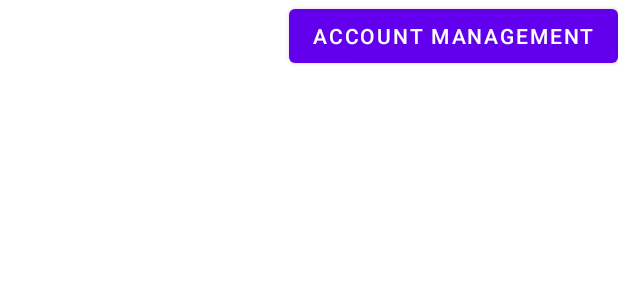
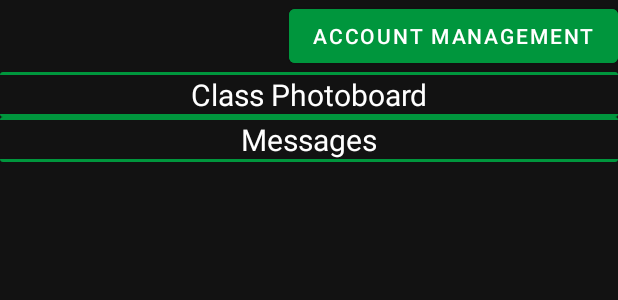
Before and after one commit to pmurra26/UDPS, an Android app: the layout activity_main2.xml on its own in the app's theme, with its tools: preview values and no code run, on a phone screen of 412 x 824 dp. Shown: the top 300 px of the screen. Run offline under Robolectric (Android 15) with nearby library versions, the phone set to English and light mode, and no system bars.

Commit message:
Reworked aestheitcs for MainActivity2 and 2 shapes for buttons

```diff
--- a/app/src/main/res/layout/activity_main2.xml
+++ b/app/src/main/res/layout/activity_main2.xml
@@ -4,45 +4,121 @@
     xmlns:tools="http://schemas.android.com/tools"
     android:layout_width="match_parent"
     android:layout_height="match_parent"
+    android:background="#121212"
     tools:context=".MainActivity2">
 
     <androidx.constraintlayout.widget.ConstraintLayout
         android:id="@+id/cl_head"
         android:layout_width="match_parent"
         android:layout_height="wrap_content"
+        android:background="#121212"
         android:orientation="horizontal"
-        app:layout_constraintTop_toTopOf="parent"
+        app:layout_constraintEnd_toEndOf="parent"
         app:layout_constraintStart_toStartOf="parent"
-        app:layout_constraintEnd_toEndOf="parent">
+        app:layout_constraintTop_toTopOf="parent">
+
         <LinearLayout
             android:id="@+id/homeHeader"
             android:layout_width="wrap_content"
             android:layout_height="wrap_content"
-            app:layout_constraintTop_toTopOf="parent"
+            android:orientation="vertical"
             app:layout_constraintStart_toStartOf="parent"
-            android:orientation="vertical" />
+            app:layout_constraintTop_toTopOf="parent">
+
+        </LinearLayout>
+
         <Button
             android:id="@+id/homeHeaderButton"
             android:layout_width="wrap_content"
             android:layout_height="wrap_content"
-            app:layout_constraintTop_toTopOf="parent"
+            android:backgroundTint="#00963D"
+            android:text="account management"
             app:layout_constraintEnd_toEndOf="parent"
-            android:text="account management"/>
+            app:layout_constraintTop_toTopOf="parent" />
     </androidx.constraintlayout.widget.ConstraintLayout>
+
     <ScrollView
+        android:id="@+id/scrollView"
         android:layout_width="match_parent"
         android:layout_height="0dp"
-        app:layout_constraintTop_toBottomOf="@id/cl_head"
+        android:background="#121212"
         app:layout_constraintBottom_toBottomOf="parent"
+        app:layout_constraintEnd_toEndOf="parent"
         app:layout_constraintStart_toStartOf="parent"
-        app:layout_constraintEnd_toEndOf="parent"
-        >
+        app:layout_constraintTop_toBottomOf="@id/cl_head">
 
         <LinearLayout
             android:id="@+id/ll_home"
             android:layout_width="match_parent"
             android:layout_height="wrap_content"
+            android:background="#121212"
             android:orientation="vertical">
+
+            <androidx.cardview.widget.CardView
+                android:id="@+id/classesTitle"
+                android:layout_width="match_parent"
+                android:layout_height="30dp"
+                app:cardBackgroundColor="#121212">
+
+
+                <View
+                    android:id="@+id/divider"
+                    style="@style/Widget.Material3.Button"
+                    android:layout_width="match_parent"
+                    android:layout_height="2dp"
+                    android:layout_gravity="top"
+                    android:background="#00963D" />
+
+                <TextView
+                    android:id="@+id/textView2"
+                    android:layout_width="match_parent"
+                    android:layout_height="match_parent"
+                    android:gravity="center"
+                    android:text="Class Photoboard"
+                    android:textColor="#FFFFFF"
+                    android:textSize="20sp" />
+
+                <View
+                    android:id="@+id/divider2"
+                    style="@style/Widget.Material3.Button"
+                    android:layout_width="match_parent"
+                    android:layout_height="2dp"
+                    android:layout_gravity="bottom"
+                    android:background="#00963D" />
+            </androidx.cardview.widget.CardView>
+
+
+            <androidx.cardview.widget.CardView
+                android:id="@+id/messageTitle"
+                android:layout_width="match_parent"
+                android:layout_height="30dp"
+                app:cardBackgroundColor="#121212">
+
+                <View
+                    android:id="@+id/divider3"
+                    style="@style/Widget.Material3.Button"
+                    android:layout_width="match_parent"
+                    android:layout_height="2dp"
+                    android:background="#00963D" />
+
+                <TextView
+                    android:id="@+id/textView3"
+                    android:layout_width="match_parent"
+                    android:layout_height="match_parent"
+                    android:gravity="center"
+                    android:text="Messages"
+                    android:textColor="#FFFFFF"
+                    android:textSize="20sp" />
+
+                <View
+                    android:id="@+id/divider4"
+                    style="@style/Widget.Material3.Button"
+                    android:layout_width="match_parent"
+                    android:layout_height="2dp"
+                    android:layout_gravity="bottom"
+                    android:background="#00963D" />
+
+            </androidx.cardview.widget.CardView>
 
         </LinearLayout>
     </ScrollView>
```
Also changed, not shown: app/src/main/java/com/example/udps/MainActivity2.kt (+92 -10 lines), app/src/main/res/drawable/round_button.xml (added, +10 -0 lines), app/src/main/res/drawable/round_button_clicked.xml (added, +10 -0 lines).
